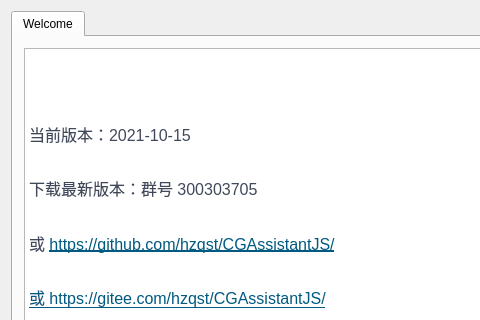
Above: CGAssistant/mainwindow.ui from hzqst/CGAssistant before the change; both pictures show x 0 to 480 and y 0 to 320 of the 750 by 500 pixel window. Below: the same form after it.
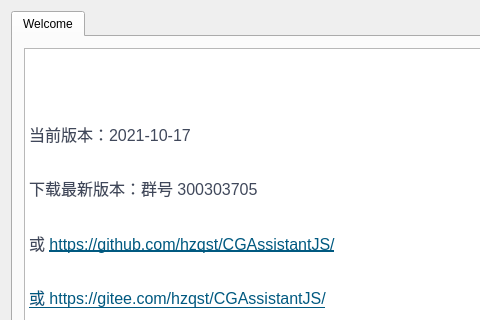
That is the form after the change. Icons and pictures are not drawn.

Diff of the .ui file:
```diff
--- a/CGAssistant/mainwindow.ui
+++ b/CGAssistant/mainwindow.ui
@@ -73,7 +73,7 @@
 &lt;/style&gt;&lt;/head&gt;&lt;body style=&quot; font-family:'SimSun'; font-size:9pt; font-weight:400; font-style:normal;&quot;&gt;
 &lt;p style=&quot; margin-top:0px; margin-bottom:0px; margin-left:0px; margin-right:0px; -qt-block-indent:0; text-indent:0px;&quot;&gt;&lt;img src=&quot;:/logo.png&quot; /&gt;&lt;/p&gt;
 &lt;p style=&quot;-qt-paragraph-type:empty; margin-top:0px; margin-bottom:16px; margin-left:0px; margin-right:0px; -qt-block-indent:0; text-indent:0px; line-height:160%; font-family:'-apple-system,BlinkMacSystemFont,Segoe UI,Helvetica,Arial,Apple Color Emoji,Segoe UI Emoji,Segoe UI Symbol,Liberation Sans,PingFang SC,Microsoft YaHei,Hiragino Sans GB,Wenquanyi Micro Hei,WenQuanYi Zen Hei,ST Heiti,SimHei,SimSun,WenQuanYi Zen Hei Sharp,sans-serif'; font-size:16px; color:#40485b; background-color:#ffffff;&quot;&gt;&lt;br /&gt;&lt;/p&gt;
-&lt;p style=&quot; margin-top:0px; margin-bottom:16px; margin-left:0px; margin-right:0px; -qt-block-indent:0; text-indent:0px; line-height:160%; background-color:#ffffff;&quot;&gt;&lt;span style=&quot; font-family:'-apple-system,BlinkMacSystemFont,Segoe UI,Helvetica,Arial,Apple Color Emoji,Segoe UI Emoji,Segoe UI Symbol,Liberation Sans,PingFang SC,Microsoft YaHei,Hiragino Sans GB,Wenquanyi Micro Hei,WenQuanYi Zen Hei,ST Heiti,SimHei,SimSun,WenQuanYi Zen Hei Sharp,sans-serif'; font-size:16px; color:#40485b; background-color:#ffffff;&quot;&gt;当前版本：2021-10-15&lt;/span&gt;&lt;/p&gt;
+&lt;p style=&quot; margin-top:0px; margin-bottom:16px; margin-left:0px; margin-right:0px; -qt-block-indent:0; text-indent:0px; line-height:160%; background-color:#ffffff;&quot;&gt;&lt;span style=&quot; font-family:'-apple-system,BlinkMacSystemFont,Segoe UI,Helvetica,Arial,Apple Color Emoji,Segoe UI Emoji,Segoe UI Symbol,Liberation Sans,PingFang SC,Microsoft YaHei,Hiragino Sans GB,Wenquanyi Micro Hei,WenQuanYi Zen Hei,ST Heiti,SimHei,SimSun,WenQuanYi Zen Hei Sharp,sans-serif'; font-size:16px; color:#40485b; background-color:#ffffff;&quot;&gt;当前版本：2021-10-17&lt;/span&gt;&lt;/p&gt;
 &lt;p style=&quot; margin-top:0px; margin-bottom:16px; margin-left:0px; margin-right:0px; -qt-block-indent:0; text-indent:0px; line-height:160%; background-color:#ffffff;&quot;&gt;&lt;span style=&quot; font-family:'-apple-system,BlinkMacSystemFont,Segoe UI,Helvetica,Arial,Apple Color Emoji,Segoe UI Emoji,Segoe UI Symbol,Liberation Sans,PingFang SC,Microsoft YaHei,Hiragino Sans GB,Wenquanyi Micro Hei,WenQuanYi Zen Hei,ST Heiti,SimHei,SimSun,WenQuanYi Zen Hei Sharp,sans-serif'; font-size:16px; color:#40485b; background-color:#ffffff;&quot;&gt;下载最新版本：群号 300303705&lt;/span&gt;&lt;/p&gt;
 &lt;p style=&quot; margin-top:0px; margin-bottom:16px; margin-left:0px; margin-right:0px; -qt-block-indent:0; text-indent:0px; line-height:160%; background-color:#ffffff;&quot;&gt;&lt;span style=&quot; font-family:'-apple-system,BlinkMacSystemFont,Segoe UI,Helvetica,Arial,Apple Color Emoji,Segoe UI Emoji,Segoe UI Symbol,Liberation Sans,PingFang SC,Microsoft YaHei,Hiragino Sans GB,Wenquanyi Micro Hei,WenQuanYi Zen Hei,ST Heiti,SimHei,SimSun,WenQuanYi Zen Hei Sharp,sans-serif'; font-size:16px; color:#40485b; background-color:#ffffff;&quot;&gt;或 &lt;/span&gt;&lt;a href=&quot;https://github.com/hzqst/CGAssistantJS/issues&quot;&gt;&lt;span style=&quot; font-family:'-apple-system,BlinkMacSystemFont,Segoe UI,Helvetica,Arial,Apple Color Emoji,Segoe UI Emoji,Segoe UI Symbol,Liberation Sans,PingFang SC,Microsoft YaHei,Hiragino Sans GB,Wenquanyi Micro Hei,WenQuanYi Zen Hei,ST Heiti,SimHei,SimSun,WenQuanYi Zen Hei Sharp,sans-serif'; font-size:16px; text-decoration: underline; color:#005980; background-color:transparent;&quot;&gt;https://github.com/hzqst/CGAssistantJS/&lt;/span&gt;&lt;/a&gt;&lt;/p&gt;
 &lt;p style=&quot; margin-top:0px; margin-bottom:16px; margin-left:0px; margin-right:0px; -qt-block-indent:0; text-indent:0px; line-height:160%; background-color:#ffffff;&quot;&gt;&lt;a href=&quot;https://github.com/hzqst/CGAssistantJS/issues&quot;&gt;&lt;span style=&quot; font-family:'-apple-system,BlinkMacSystemFont,Segoe UI,Helvetica,Arial,Apple Color Emoji,Segoe UI Emoji,Segoe UI Symbol,Liberation Sans,PingFang SC,Microsoft YaHei,Hiragino Sans GB,Wenquanyi Micro Hei,WenQuanYi Zen Hei,ST Heiti,SimHei,SimSun,WenQuanYi Zen Hei Sharp,sans-serif'; font-size:16px; text-decoration: underline; color:#005980; background-color:transparent;&quot;&gt;或 &lt;/span&gt;&lt;/a&gt;&lt;a href=&quot;https://gitee.com/hzqst/CGAssistantJS/issues&quot;&gt;&lt;span style=&quot; font-family:'-apple-system,BlinkMacSystemFont,Segoe UI,Helvetica,Arial,Apple Color Emoji,Segoe UI Emoji,Segoe UI Symbol,Liberation Sans,PingFang SC,Microsoft YaHei,Hiragino Sans GB,Wenquanyi Micro Hei,WenQuanYi Zen Hei,ST Heiti,SimHei,SimSun,WenQuanYi Zen Hei Sharp,sans-serif'; font-size:16px; text-decoration: underline; color:#005980; background-color:transparent;&quot;&gt;https://gitee.com/hzqst/CGAssistantJS/&lt;/span&gt;&lt;/a&gt;&lt;/p&gt;&lt;/body&gt;&lt;/html&gt;</string>
```
